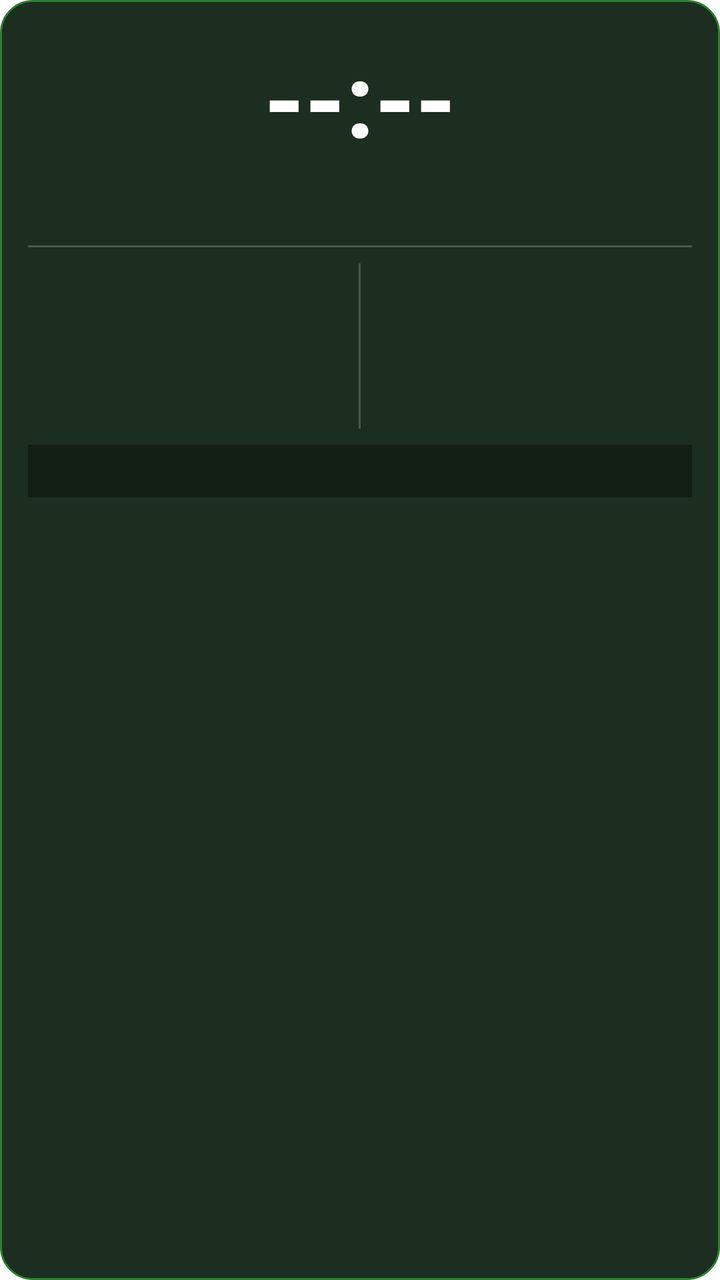
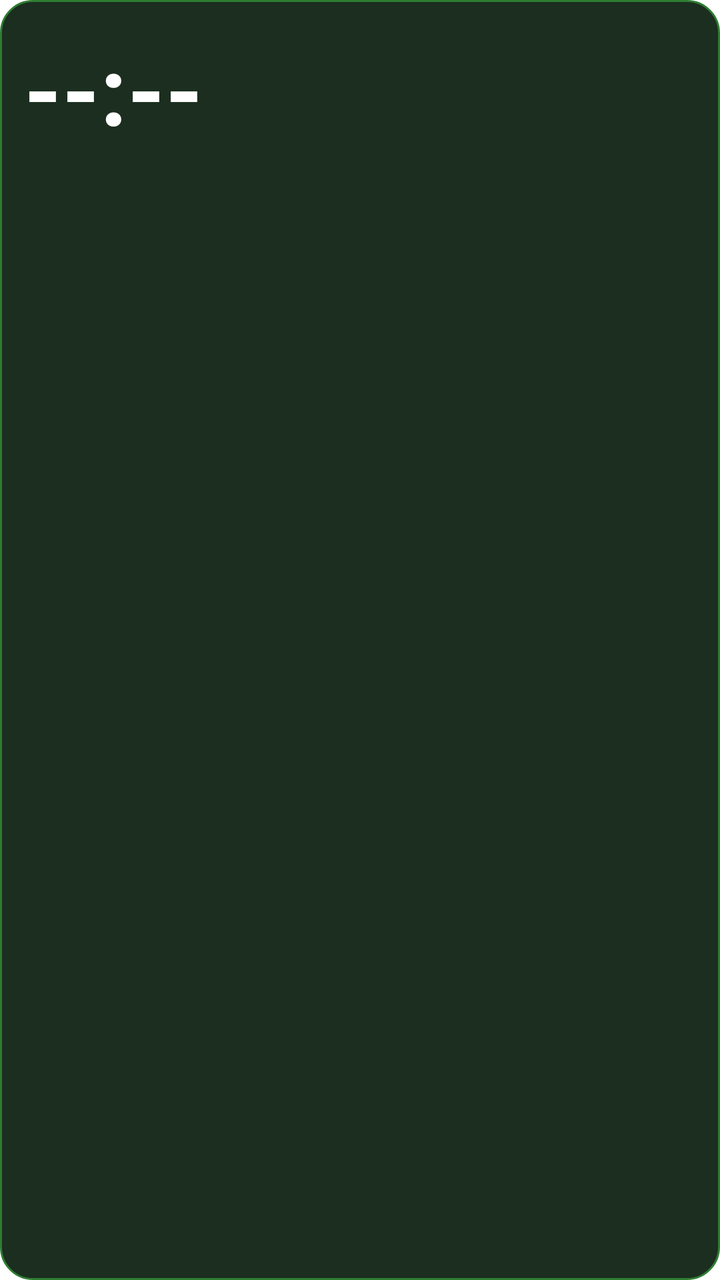

Compare the two renders of this Android layout. The source of the first and the diff that turns it into the second are given below.
<!-- AndroidManifest.xml: fallback theme Theme.MaterialComponents.DayNight.NoActionBar -->
<!-- res/layout/prayer_widget_layout.xml -->
<?xml version="1.0" encoding="utf-8"?>
<LinearLayout xmlns:android="http://schemas.android.com/apk/res/android"
    android:layout_width="match_parent"
    android:layout_height="match_parent"
    android:orientation="vertical"
    android:background="@drawable/widget_background"
    android:padding="14dp"
    android:gravity="center_horizontal">

    <TextView
        android:id="@+id/widget_time"
        android:layout_width="wrap_content"
        android:layout_height="wrap_content"
        android:text="--:--"
        android:textColor="#FFFFFF"
        android:textSize="52sp"
        android:textStyle="bold" />

    <TextView
        android:id="@+id/widget_day"
        android:layout_width="wrap_content"
        android:layout_height="wrap_content"
        android:layout_marginTop="2dp"
        android:text=""
        android:textColor="#B0BEC5"
        android:textSize="22sp"
        android:textStyle="bold" />

    <View
        android:layout_width="match_parent"
        android:layout_height="1dp"
        android:layout_marginTop="8dp"
        android:layout_marginBottom="8dp"
        android:background="#33FFFFFF" />

    
    <LinearLayout
        android:layout_width="match_parent"
        android:layout_height="wrap_content"
        android:orientation="horizontal">

        
        <LinearLayout
            android:layout_width="0dp"
            android:layout_height="wrap_content"
            android:layout_weight="1"
            android:orientation="vertical">

            <TextView
                android:id="@+id/widget_gregorian"
                android:layout_width="wrap_content"
                android:layout_height="wrap_content"
                android:text=""
                android:textColor="#E0E0E0"
                android:textSize="14sp"
                android:textStyle="bold" />

            <TextView
                android:id="@+id/widget_hijri"
                android:layout_width="wrap_content"
                android:layout_height="wrap_content"
                android:layout_marginTop="4dp"
                android:text=""
                android:textColor="#FFD54F"
                android:textSize="14sp"
                android:textStyle="bold" />

            <TextView
                android:id="@+id/widget_bangla_date"
                android:layout_width="wrap_content"
                android:layout_height="wrap_content"
                android:layout_marginTop="4dp"
                android:text=""
                android:textColor="#80DEEA"
                android:textSize="13sp"
                android:textStyle="bold" />

        </LinearLayout>

        
        <View
            android:layout_width="1dp"
            android:layout_height="match_parent"
            android:layout_marginStart="8dp"
            android:layout_marginEnd="8dp"
            android:background="#33FFFFFF" />

        
        <LinearLayout
            android:layout_width="0dp"
            android:layout_height="wrap_content"
            android:layout_weight="1"
            android:orientation="vertical">

            <TextView
                android:id="@+id/widget_sunrise"
                android:layout_width="wrap_content"
                android:layout_height="wrap_content"
                android:text=""
                android:textColor="#FFD54F"
                android:textSize="13sp"
                android:textStyle="bold" />

            <TextView
                android:id="@+id/widget_sunset"
                android:layout_width="wrap_content"
                android:layout_height="wrap_content"
                android:layout_marginTop="3dp"
                android:text=""
                android:textColor="#FFD54F"
                android:textSize="13sp"
                android:textStyle="bold" />

            <TextView
                android:id="@+id/widget_sehri"
                android:layout_width="wrap_content"
                android:layout_height="wrap_content"
                android:layout_marginTop="6dp"
                android:text=""
                android:textColor="#00E676"
                android:textSize="13sp"
                android:textStyle="bold" />

            <TextView
                android:id="@+id/widget_iftar"
                android:layout_width="wrap_content"
                android:layout_height="wrap_content"
                android:layout_marginTop="3dp"
                android:text=""
                android:textColor="#00E676"
                android:textSize="13sp"
                android:textStyle="bold" />

        </LinearLayout>
    </LinearLayout>

    
    <TextView
        android:id="@+id/widget_alert"
        android:layout_width="match_parent"
        android:layout_height="wrap_content"
        android:layout_marginTop="8dp"
        android:paddingTop="5dp"
        android:paddingBottom="5dp"
        android:paddingStart="8dp"
        android:paddingEnd="8dp"
        android:background="#55000000"
        android:text=""
        android:textColor="#FFD54F"
        android:textSize="12sp"
        android:textStyle="bold"
        android:gravity="center"
        android:ellipsize="end"
        android:singleLine="true" />

</LinearLayout>
<!-- resources referenced by this layout -->
<resources>
  <!-- drawable widget_background (drawable) -->
  <?xml version="1.0" encoding="utf-8"?>
  <shape xmlns:android="http://schemas.android.com/apk/res/android"
      android:shape="rectangle">
      <solid android:color="#1B2E1F" />
      <corners android:radius="16dp" />
      <stroke
          android:width="1dp"
          android:color="#2E7D32" />
  </shape>
</resources>

<!-- the commit's change to res/layout/prayer_widget_layout.xml (unified diff, before → after) -->
@@ -4,8 +4,7 @@
     android:layout_height="match_parent"
     android:orientation="vertical"
     android:background="@drawable/widget_background"
-    android:padding="14dp"
-    android:gravity="center_horizontal">
+    android:padding="12dp">
 
     <TextView
         android:id="@+id/widget_time"
@@ -13,7 +12,7 @@
         android:layout_height="wrap_content"
         android:text="--:--"
         android:textColor="#FFFFFF"
-        android:textSize="52sp"
+        android:textSize="48sp"
         android:textStyle="bold" />
 
     <TextView
@@ -23,23 +22,15 @@
         android:layout_marginTop="2dp"
         android:text=""
         android:textColor="#B0BEC5"
-        android:textSize="22sp"
+        android:textSize="20sp"
         android:textStyle="bold" />
 
-    <View
-        android:layout_width="match_parent"
-        android:layout_height="1dp"
-        android:layout_marginTop="8dp"
-        android:layout_marginBottom="8dp"
-        android:background="#33FFFFFF" />
-
-    
     <LinearLayout
         android:layout_width="match_parent"
         android:layout_height="wrap_content"
+        android:layout_marginTop="8dp"
         android:orientation="horizontal">
 
-        
         <LinearLayout
             android:layout_width="0dp"
             android:layout_height="wrap_content"
@@ -52,40 +43,31 @@
                 android:layout_height="wrap_content"
                 android:text=""
                 android:textColor="#E0E0E0"
-                android:textSize="14sp"
+                android:textSize="13sp"
                 android:textStyle="bold" />
 
             <TextView
                 android:id="@+id/widget_hijri"
                 android:layout_width="wrap_content"
                 android:layout_height="wrap_content"
-                android:layout_marginTop="4dp"
+                android:layout_marginTop="3dp"
                 android:text=""
                 android:textColor="#FFD54F"
-                android:textSize="14sp"
+                android:textSize="13sp"
                 android:textStyle="bold" />
 
             <TextView
                 android:id="@+id/widget_bangla_date"
                 android:layout_width="wrap_content"
                 android:layout_height="wrap_content"
-                android:layout_marginTop="4dp"
+                android:layout_marginTop="3dp"
                 android:text=""
                 android:textColor="#80DEEA"
-                android:textSize="13sp"
+                android:textSize="12sp"
                 android:textStyle="bold" />
 
         </LinearLayout>
 
-        
-        <View
-            android:layout_width="1dp"
-            android:layout_height="match_parent"
-            android:layout_marginStart="8dp"
-            android:layout_marginEnd="8dp"
-            android:background="#33FFFFFF" />
-
-        
         <LinearLayout
             android:layout_width="0dp"
             android:layout_height="wrap_content"
@@ -98,7 +80,7 @@
                 android:layout_height="wrap_content"
                 android:text=""
                 android:textColor="#FFD54F"
-                android:textSize="13sp"
+                android:textSize="12sp"
                 android:textStyle="bold" />
 
             <TextView
@@ -108,17 +90,17 @@
                 android:layout_marginTop="3dp"
                 android:text=""
                 android:textColor="#FFD54F"
-                android:textSize="13sp"
+                android:textSize="12sp"
                 android:textStyle="bold" />
 
             <TextView
                 android:id="@+id/widget_sehri"
                 android:layout_width="wrap_content"
                 android:layout_height="wrap_content"
-                android:layout_marginTop="6dp"
+                android:layout_marginTop="3dp"
                 android:text=""
                 android:textColor="#00E676"
-                android:textSize="13sp"
+                android:textSize="12sp"
                 android:textStyle="bold" />
 
             <TextView
@@ -128,29 +110,22 @@
                 android:layout_marginTop="3dp"
                 android:text=""
                 android:textColor="#00E676"
-                android:textSize="13sp"
+                android:textSize="12sp"
                 android:textStyle="bold" />
 
         </LinearLayout>
     </LinearLayout>
 
-    
     <TextView
         android:id="@+id/widget_alert"
         android:layout_width="match_parent"
         android:layout_height="wrap_content"
-        android:layout_marginTop="8dp"
-        android:paddingTop="5dp"
-        android:paddingBottom="5dp"
-        android:paddingStart="8dp"
-        android:paddingEnd="8dp"
-        android:background="#55000000"
+        android:layout_marginTop="6dp"
         android:text=""
         android:textColor="#FFD54F"
-        android:textSize="12sp"
+        android:textSize="11sp"
         android:textStyle="bold"
         android:gravity="center"
-        android:ellipsize="end"
         android:singleLine="true" />
 
 </LinearLayout>
